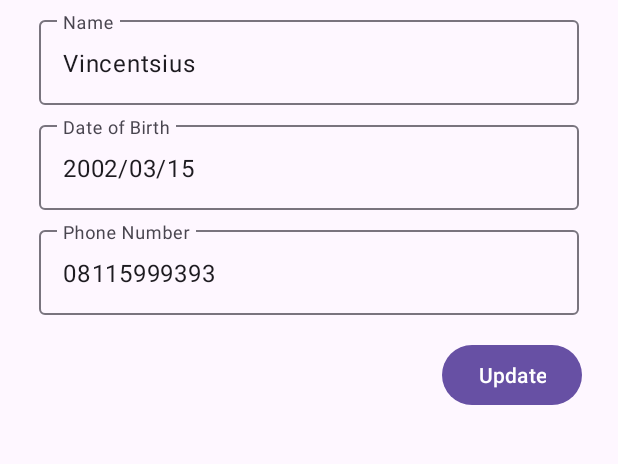
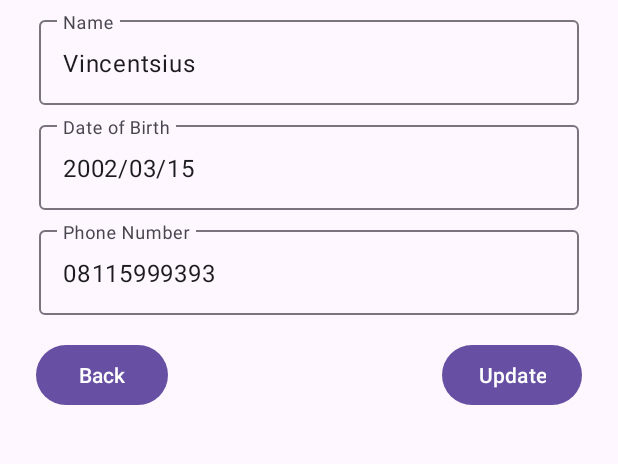
Before and after one commit to Vincent-160421040/AdvWeek4_160421040, an Android app: the StudentDetailFragment screen opened through its navigation route, on a phone screen of 412 x 824 dp, the part 301-765 px from its top. Run offline under Robolectric (Android 15) with nearby library versions, the phone set to English and light mode, and no system bars; our stand-ins replace Picasso, Volley; network calls fail; pictures from the network do not load.

Commit message:
Exercise week 6

```diff
--- /dev/null
+++ b/app/src/main/java/com/dimas/advweek4160421040/view/LaptopListFragment.kt
@@ -0,0 +1,65 @@
+package com.dimas.advweek4160421040.view
+
+import android.os.Bundle
+import androidx.fragment.app.Fragment
+import android.view.LayoutInflater
+import android.view.View
+import android.view.ViewGroup
+import androidx.lifecycle.Observer
+import androidx.lifecycle.ViewModel
+import androidx.lifecycle.ViewModelProvider
+import androidx.recyclerview.widget.LinearLayoutManager
+import com.dimas.advweek4160421040.R
+import com.dimas.advweek4160421040.databinding.FragmentLaptopListBinding
+import com.dimas.advweek4160421040.viewmodel.LaptopListViewModel
+
+class LaptopListFragment : Fragment() {
+    private lateinit var binding:FragmentLaptopListBinding
+    private lateinit var viewModel: LaptopListViewModel
+    private val laptopListAdapter = LaptopListAdapter(arrayListOf())
+
+    override fun onCreateView(
+        inflater: LayoutInflater, container: ViewGroup?,
+        savedInstanceState: Bundle?
+    ): View? {
+        binding = FragmentLaptopListBinding.inflate(inflater,container,false)
+        return binding.root
+    }
+
+    override fun onViewCreated(view: View, savedInstanceState: Bundle?) {
+        super.onViewCreated(view, savedInstanceState)
+
+        viewModel = ViewModelProvider(this).get(LaptopListViewModel::class.java)
+        viewModel.refresh()
+
+        binding.recView.layoutManager = LinearLayoutManager(context)
+        binding.recView.adapter = laptopListAdapter
+
+
+    }
+
+    fun observerViewModel() {
+        viewModel.laptopLD.observe(viewLifecycleOwner, Observer {
+            laptopListAdapter.updateLaptopList(it)
+        })
+
+        viewModel.laptopLoadErrorLD.observe(viewLifecycleOwner, Observer {
+            if(it == true){
+                binding.txtError.visibility = View.VISIBLE
+
+            }else{
+                binding.txtError.visibility = View.GONE
+            }
+        })
+
+        viewModel.loadingLD.observe(viewLifecycleOwner, Observer {
+            if(it == true){
+                binding.progressLoad.visibility = View.VISIBLE
+                binding.recView.visibility = View.GONE
+            }else{
+                binding.progressLoad.visibility = View.GONE
+                binding.recView.visibility = View.VISIBLE
+            }
+        })
+    }
+}
--- a/app/src/main/java/com/dimas/advweek4160421040/view/StudentDetailFragment.kt
+++ b/app/src/main/java/com/dimas/advweek4160421040/view/StudentDetailFragment.kt
@@ -6,6 +6,7 @@ import android.view.LayoutInflater
 import android.view.View
 import android.view.ViewGroup
 import androidx.lifecycle.ViewModelProvider
+import androidx.navigation.Navigation
 import com.dimas.advweek4160421040.R
 import com.dimas.advweek4160421040.databinding.FragmentStudentDetailBinding
 import com.dimas.advweek4160421040.viewmodel.DetailViewModel
@@ -38,7 +39,11 @@ class StudentDetailFragment : Fragment() {
             student.photoUrl?.let { url ->
                 Picasso.get().load(url).into(binding.imageView2)
             }
+        })
 
-        })
+        binding.btnBack.setOnClickListener {
+            val action = StudentDetailFragmentDirections.actionStudentList()
+            Navigation.findNavController(it).navigate(action)
+        }
     }
 }
--- a/app/src/main/java/com/dimas/advweek4160421040/view/StudentListFragment.kt
+++ b/app/src/main/java/com/dimas/advweek4160421040/view/StudentListFragment.kt
@@ -42,7 +42,6 @@ class StudentListFragment : Fragment() {
             binding.refreshLayout.isRefreshing = false
         }
 
-
         observeViewModel()
     }
 
--- a/app/src/main/java/com/dimas/advweek4160421040/viewmodel/DetailViewModel.kt
+++ b/app/src/main/java/com/dimas/advweek4160421040/viewmodel/DetailViewModel.kt
@@ -2,10 +2,12 @@ package com.dimas.advweek4160421040.viewmodel
 
 import androidx.lifecycle.MutableLiveData
 import androidx.lifecycle.ViewModel
+import com.dimas.advweek4160421040.model.Laptop
 import com.dimas.advweek4160421040.model.Student
 
 class DetailViewModel: ViewModel() {
     val studentLD = MutableLiveData<Student>()
+    val laptopLD = MutableLiveData<Laptop>()
 
     fun fetch(){
         val student1 = Student("160421040", "Vincentsius", "2002/03/15",
--- /dev/null
+++ b/app/src/main/java/com/dimas/advweek4160421040/viewmodel/LaptopListViewModel.kt
@@ -0,0 +1,55 @@
+package com.dimas.advweek4160421040.viewmodel
+
+import android.app.Application
+import android.util.Log
+import androidx.lifecycle.AndroidViewModel
+import androidx.lifecycle.MutableLiveData
+import androidx.lifecycle.ViewModel
+import com.android.volley.Request
+import com.android.volley.RequestQueue
+import com.android.volley.toolbox.StringRequest
+import com.android.volley.toolbox.Volley
+import com.dimas.advweek4160421040.model.Laptop
+import com.google.gson.Gson
+import com.google.gson.reflect.TypeToken
+
+class LaptopListViewModel(application: Application): AndroidViewModel(application) {
+    val laptopLD = MutableLiveData<ArrayList<Laptop>>()
+    val laptopLoadErrorLD = MutableLiveData<Boolean>()
+    val loadingLD = MutableLiveData<Boolean>()
+
+    val TAG = "volleyTag"
+    private var queue:RequestQueue? = null
+
+    fun refresh() {
+        loadingLD.value = true
+        laptopLoadErrorLD.value = false
+
+        queue = Volley.newRequestQueue(getApplication())
+        val url = "http://192.168.100.5/Laptop.json"
+
+        val stringRequest = StringRequest(
+            Request.Method.GET, url,
+            { response ->
+                loadingLD.value = false
+                Log.d("showvoley", response)
+
+                val sType = object : TypeToken<List<Laptop>>() {}.type
+                val result = Gson().fromJson<List<Laptop>>(response, sType)
+                laptopLD.value = result as ArrayList<Laptop>?
+            },
+            { error ->
+                Log.d("showvoley", error.toString())
+                laptopLoadErrorLD.value = true
+                loadingLD.value = false
+            })
+
+        stringRequest.tag = TAG
+        queue?.add(stringRequest)
+    }
+
+    override fun onCleared() {
+        super.onCleared()
+        queue?.cancelAll(TAG)
+    }
+}
--- a/app/src/main/res/layout/fragment_student_detail.xml
+++ b/app/src/main/res/layout/fragment_student_detail.xml
@@ -93,5 +93,15 @@
             android:text="Update"
             app:layout_constraintEnd_toEndOf="parent"
             app:layout_constraintTop_toBottomOf="@+id/textInputLayout4" />
+
+        <Button
+            android:id="@+id/btnBack"
+            android:layout_width="wrap_content"
+            android:layout_height="wrap_content"
+            android:layout_marginStart="24dp"
+            android:layout_marginTop="16dp"
+            android:text="Back"
+            app:layout_constraintStart_toStartOf="parent"
+            app:layout_constraintTop_toBottomOf="@+id/textInputLayout4" />
     </androidx.constraintlayout.widget.ConstraintLayout>
 </FrameLayout>
--- a/app/src/main/res/navigation/main_navigation.xml
+++ b/app/src/main/res/navigation/main_navigation.xml
@@ -3,13 +3,17 @@
     xmlns:app="http://schemas.android.com/apk/res-auto"
     xmlns:tools="http://schemas.android.com/tools"
     android:id="@+id/main_navigation"
-    app:startDestination="@id/studentListFragment">
+    app:startDestination="@id/laptopListFragment2">
 
     <fragment
         android:id="@+id/studentDetailFragment"
         android:name="com.dimas.advweek4160421040.view.StudentDetailFragment"
         android:label="fragment_student_detail"
-        tools:layout="@layout/fragment_student_detail" />
+        tools:layout="@layout/fragment_student_detail" >
+        <action
+            android:id="@+id/actionStudentList"
+            app:destination="@id/studentListFragment" />
+    </fragment>
     <fragment
         android:id="@+id/studentListFragment"
         android:name="com.dimas.advweek4160421040.view.StudentListFragment"
@@ -19,4 +23,9 @@
             android:id="@+id/actionStudentDetail"
             app:destination="@id/studentDetailFragment" />
     </fragment>
+    <fragment
+        android:id="@+id/laptopListFragment2"
+        android:name="com.dimas.advweek4160421040.view.LaptopListFragment"
+        android:label="fragment_laptop_list"
+        tools:layout="@layout/fragment_laptop_list" />
 </navigation>
```
Also changed, not shown: app/src/main/java/com/dimas/advweek4160421040/model/Model.kt (+19 -0 lines), app/src/main/java/com/dimas/advweek4160421040/view/LaptopListAdapter.kt (added, +37 -0 lines), app/src/main/res/layout/fragment_laptop_list.xml (added, +45 -0 lines), app/src/main/res/layout/laptop_list_item.xml (added, +59 -0 lines).
